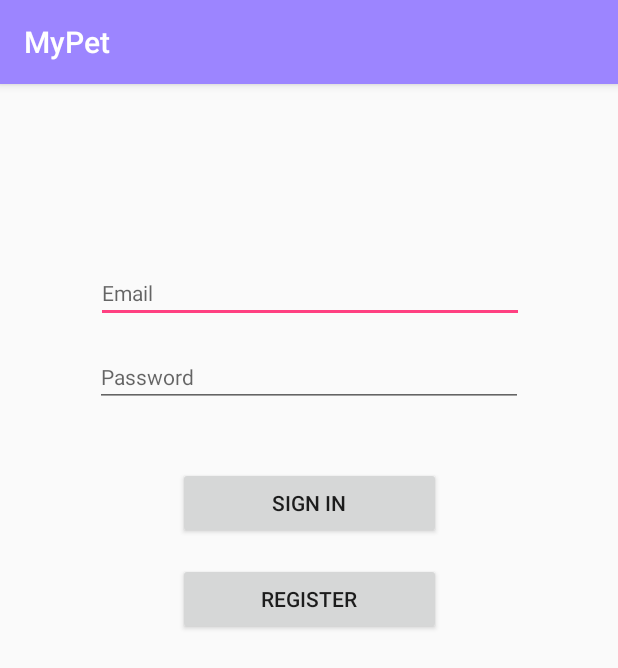
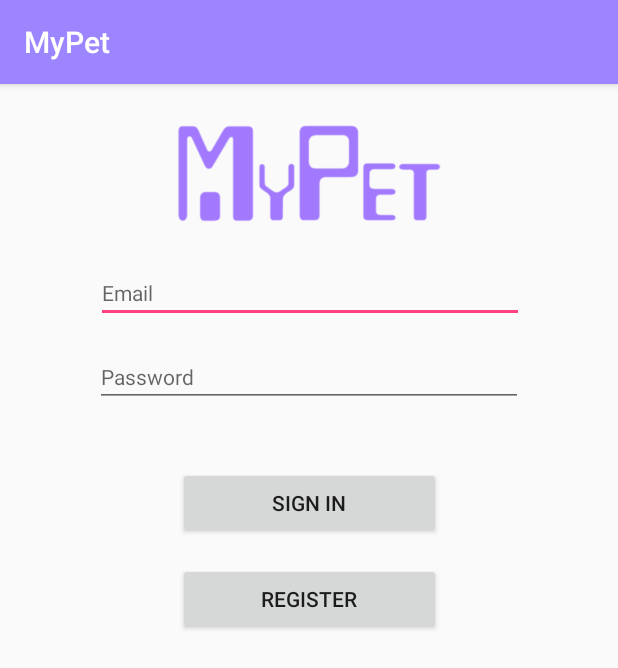
Before and after one commit to JMiller139/MyPetApplication, an Android app: the screen it shows after launch (LoginActivity), on a phone screen of 412 x 824 dp. Shown: the top 668 px of the screen. Run offline under Robolectric (Android 15) with nearby library versions, the phone set to English and light mode, and no system bars.

Commit message:
Changed Login Screen

```diff
--- a/app/src/main/res/layout/activity_login.xml
+++ b/app/src/main/res/layout/activity_login.xml
@@ -70,4 +70,20 @@
         app:layout_constraintRight_toRightOf="parent"
         app:layout_constraintTop_toBottomOf="@+id/signinButton"
         app:layout_constraintVertical_bias="0.0" />
+
+    <ImageView
+        android:id="@+id/imageView4"
+        android:layout_width="190dp"
+        android:layout_height="82dp"
+        app:srcCompat="@drawable/mypetLogo"
+        android:layout_marginBottom="8dp"
+        app:layout_constraintBottom_toTopOf="@+id/emailEditText"
+        app:layout_constraintTop_toTopOf="parent"
+        android:layout_marginTop="8dp"
+        android:layout_marginLeft="8dp"
+        app:layout_constraintLeft_toLeftOf="parent"
+        android:layout_marginRight="8dp"
+        app:layout_constraintRight_toRightOf="parent" />
+
+
 </android.support.constraint.ConstraintLayout>
```
Also changed, not shown: app/src/main/res/drawable/mypetLogo.png (added).
